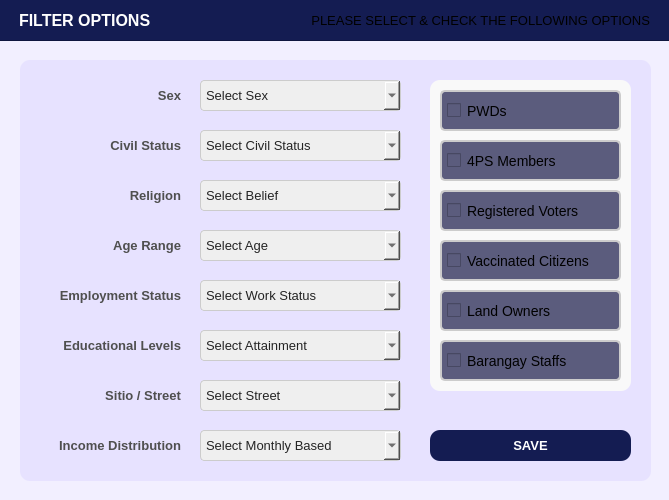
First picture: the form in UI/PopUp/Screen_CitizenProfiles/filteroptions.ui, repository Yohhannn/Barangay-Records-Statistics-System, before the edit.
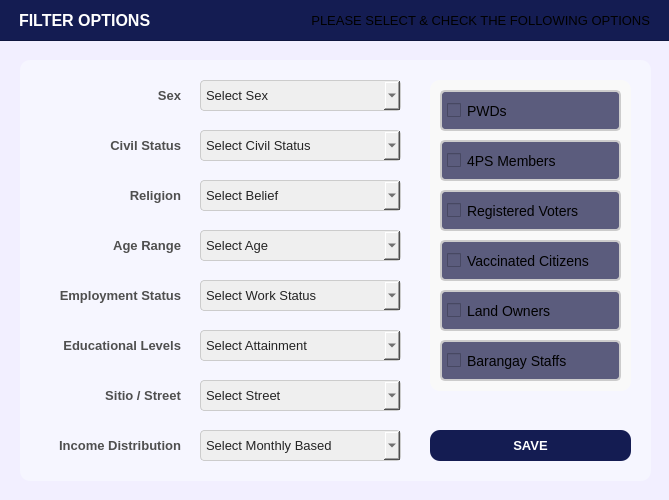
Second picture: the form after the edit.

```diff
--- a/UI/PopUp/Screen_CitizenProfiles/filteroptions.ui
+++ b/UI/PopUp/Screen_CitizenProfiles/filteroptions.ui
@@ -35,7 +35,7 @@
    </property>
    <property name="styleSheet">
     <string notr="true">#basePopUpBodyFrame {
-	background-color: #e7e2ff;
+	background-color: #f6f6ff;
 	border: none;
 	border-radius: 10px;
 }</string>
```
Left out of the diff: 5 changed lines with no effect on the pictures.
